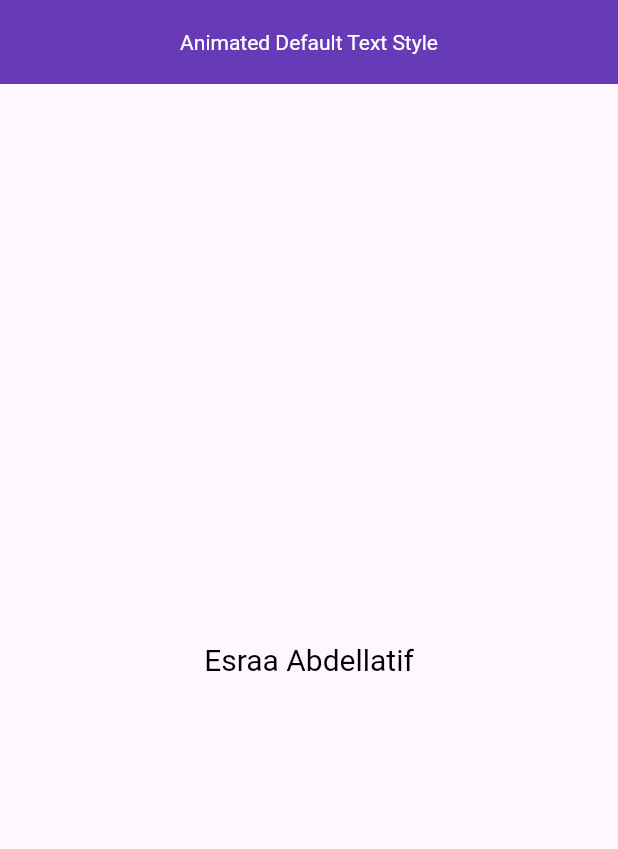
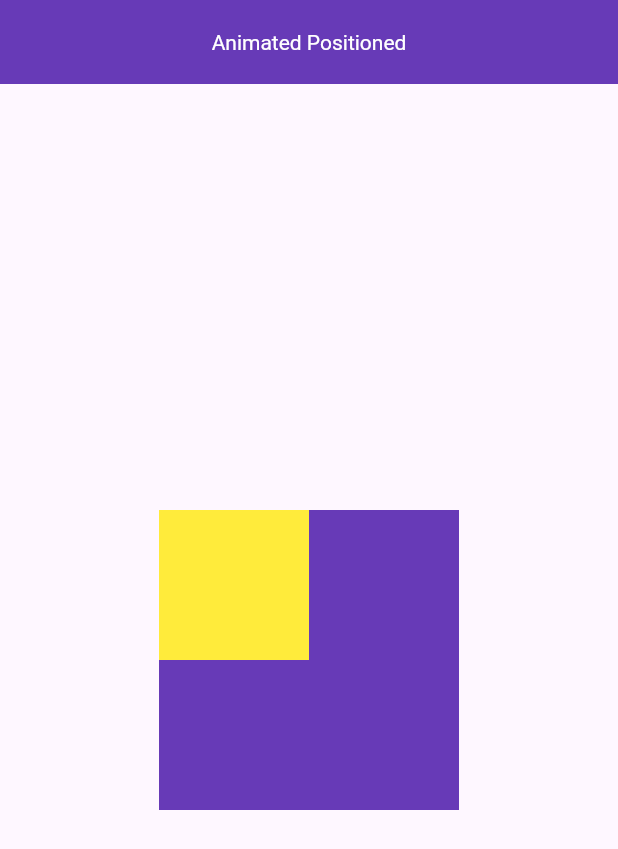
Before and after one commit to Esra2-Abdelltif/Flutter-Animation, a Flutter app: the screen it shows after launch, on a phone screen of 412 x 824 dp. Shown: the top 849 px of the screen. Run offline on Flutter 3.47's test engine with Material 3 defaults, Android fonts, the phone set to English and light mode, and no system bars; our stand-ins replace device_preview.

Commit message:
Animated Positioned

```diff
--- /dev/null
+++ b/lib/AnimatedPositioned/animated_positioned.dart
@@ -0,0 +1,50 @@
+import 'package:flutter/material.dart';
+
+class AnimatedPositionedWidget extends StatefulWidget {
+  const AnimatedPositionedWidget({super.key});
+
+  @override
+  State<AnimatedPositionedWidget> createState() =>
+      _AnimatedPositionedWidgetState();
+}
+
+class _AnimatedPositionedWidgetState extends State<AnimatedPositionedWidget> {
+  double leftValue=0;
+  @override
+  Widget build(BuildContext context) {
+    return Scaffold(
+      appBar: AppBar(
+        title: const Text("Animated Positioned"),
+      ),
+      body: Center(
+        child: InkWell(
+          onTap: () {
+            setState(() {
+              leftValue=50;
+
+            });
+          },
+          child: Stack(
+            children: [
+              Container(
+                width: 200,
+                height: 200,
+                color: Colors.deepPurple,
+              ),
+              AnimatedPositioned(
+                duration: const Duration(seconds: 1),
+                left: leftValue,
+                top: leftValue,
+                child: Container(
+                  width: 100,
+                  height: 100,
+                  color: Colors.yellow,
+                ),
+              ),
+            ],
+          ),
+        ),
+      ),
+    );
+  }
+}
--- a/lib/main.dart
+++ b/lib/main.dart
@@ -1,6 +1,6 @@
 import 'package:flutter/material.dart';
 import 'package:device_preview/device_preview.dart';
-import 'package:flutter_animation/animatedDefaultTextStyle/animated_default_textStyle.dart';
+import 'package:flutter_animation/AnimatedPositioned/animated_positioned.dart';
 void main() {
   runApp((DevicePreview(
     enabled: true,
@@ -22,7 +22,7 @@ class MyApp extends StatelessWidget {
         colorScheme: ColorScheme.fromSeed(seedColor: Colors.deepPurple),
         useMaterial3: true,
       ),
-      home: const AnimatedDefaultTextStyleWidget(),
+      home: const AnimatedPositionedWidget(),
     );
   }
 }
```
